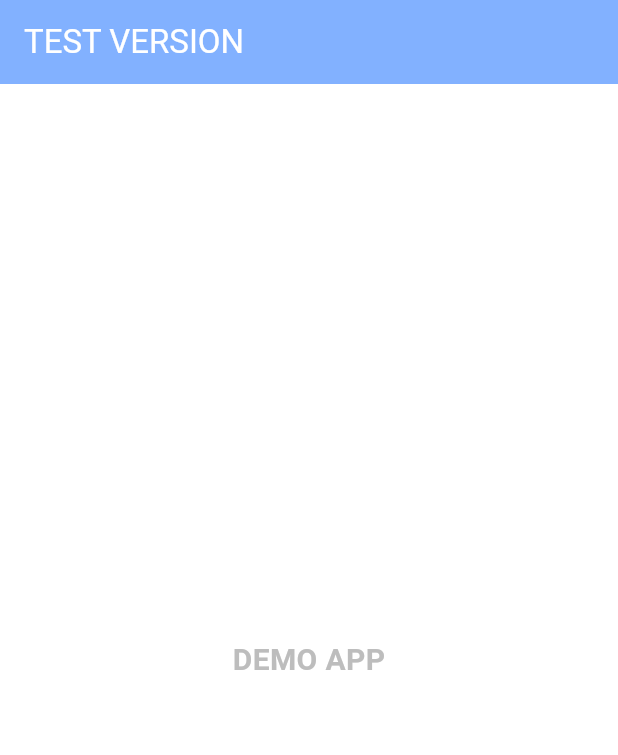
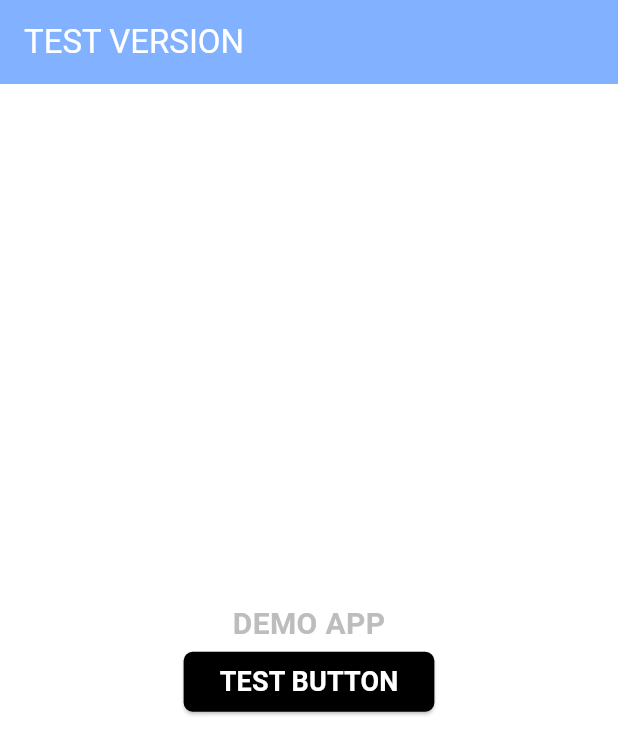
Before and after one commit to academy3746/food_picker01, a Flutter app: the screen it shows after launch, on a phone screen of 412 x 824 dp. Shown: the top 755 px of the screen. Run offline on Flutter 3.47's test engine with Material 3 defaults, Android fonts, the phone set to English and light mode, and no system bars; our stand-ins replace fluttertoast.

Commit message:
공통 버튼 위젯

```diff
--- /dev/null
+++ b/lib/common/widgets/common_button.dart
@@ -0,0 +1,41 @@
+import 'package:flutter/material.dart';
+import 'package:food_picker/common/constants/sizes.dart';
+
+class CommonButton extends StatelessWidget {
+  const CommonButton({
+    super.key,
+    required this.btnText,
+    this.btnBackgroundColor,
+    this.textColor,
+    required this.btnAction,
+  });
+
+  final String btnText;
+
+  final Color? btnBackgroundColor;
+
+  final Color? textColor;
+
+  final Function btnAction;
+
+  @override
+  Widget build(BuildContext context) {
+    return ElevatedButton(
+      onPressed: () => btnAction.call(),
+      style: ElevatedButton.styleFrom(
+        backgroundColor: btnBackgroundColor,
+        shape: RoundedRectangleBorder(
+          borderRadius: BorderRadius.circular(Sizes.size6),
+        ),
+      ),
+      child: Text(
+        btnText,
+        style: TextStyle(
+          color: textColor,
+          fontSize: Sizes.size18,
+          fontWeight: FontWeight.w700,
+        ),
+      ),
+    );
+  }
+}
--- a/lib/common/widgets/section_text.dart
+++ b/lib/common/widgets/common_text.dart
@@ -1,7 +1,7 @@
 import 'package:flutter/material.dart';
 
-class SectionText extends StatelessWidget {
-  const SectionText({
+class CommonText extends StatelessWidget {
+  const CommonText({
     super.key,
     required this.textContent,
     this.textSize,
--- a/lib/screens/main_screen/main_screen.dart
+++ b/lib/screens/main_screen/main_screen.dart
@@ -3,7 +3,8 @@
 import 'package:flutter/material.dart';
 import 'package:food_picker/common/constants/sizes.dart';
 import 'package:food_picker/common/widgets/back_handler_button.dart';
-import 'package:food_picker/common/widgets/section_text.dart';
+import 'package:food_picker/common/widgets/common_button.dart';
+import 'package:food_picker/common/widgets/common_text.dart';
 
 class MainScreen extends StatefulWidget {
   const MainScreen({super.key});
@@ -65,11 +66,22 @@ class _MainScreenState extends State<MainScreen> with WidgetsBindingObserver {
           ),
         ),
         body: Center(
-          child: SectionText(
-            textContent: 'DEMO APP',
-            textColor: Colors.grey.shade400,
-            textSize: Sizes.size20,
-            textWeight: FontWeight.w700,
+          child: Column(
+            mainAxisAlignment: MainAxisAlignment.center,
+            children: [
+              CommonText(
+                textContent: 'DEMO APP',
+                textColor: Colors.grey.shade400,
+                textSize: Sizes.size20,
+                textWeight: FontWeight.w700,
+              ),
+              CommonButton(
+                btnText: 'TEST BUTTON',
+                btnAction: () => print('Button onPressed!'),
+                btnBackgroundColor: Colors.black,
+                textColor: Colors.white,
+              ),
+            ],
           ),
         ),
       ),
--- a/lib/screens/splash_screen/splash_screen.dart
+++ b/lib/screens/splash_screen/splash_screen.dart
@@ -1,7 +1,7 @@
 import 'package:flutter/material.dart';
 import 'package:food_picker/common/constants/gaps.dart';
 import 'package:food_picker/common/constants/sizes.dart';
-import 'package:food_picker/common/widgets/section_text.dart';
+import 'package:food_picker/common/widgets/common_text.dart';
 import 'package:food_picker/screens/main_screen/main_screen.dart';
 
 class SplashScreen extends StatefulWidget {
@@ -41,7 +41,7 @@ class _SplashScreenState extends State<SplashScreen> {
                 height: Sizes.size150 + Sizes.size30,
               ),
               Gaps.v32,
-              const SectionText(
+              const CommonText(
                 textContent: '푸드피커',
                 textColor: Colors.black,
                 textSize: Sizes.size36,
```
